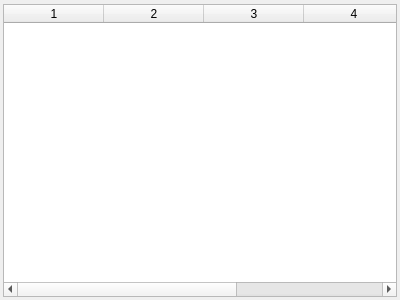
Above: accountdetailwindow.ui from GonzaloHernandez/jpbilling before the change. Below: the same form after it.
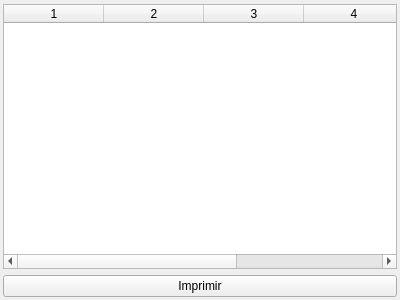
That is the form after the change.

Commit message: Print PUC Accounts History.

Patch:
```diff
--- a/accountdetailwindow.ui
+++ b/accountdetailwindow.ui
@@ -44,6 +44,13 @@
      <column/>
     </widget>
    </item>
+   <item>
+    <widget class="QPushButton" name="button_print">
+     <property name="text">
+      <string>Imprimir</string>
+     </property>
+    </widget>
+   </item>
   </layout>
  </widget>
  <resources/>
```
The commit also changes 2 other files.
